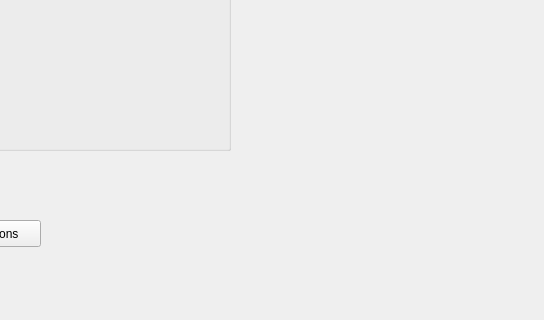
Old version of the form mainwindow.ui in the repository beshirr/VOLE-Machine-GUI2; both pictures show x 170 to 714 and y 470 to 790 of the 1284 by 790 pixel window.
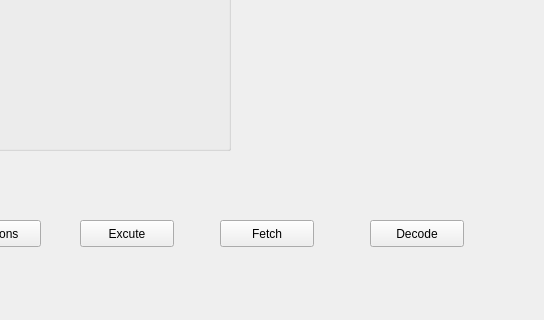
New version of the form.

Diff of the .ui file:
```diff
--- a/mainwindow.ui
+++ b/mainwindow.ui
@@ -40,6 +40,45 @@
      <string>CPU</string>
     </property>
    </widget>
+   <widget class="QPushButton" name="excuteButton">
+    <property name="geometry">
+     <rect>
+      <x>250</x>
+      <y>690</y>
+      <width>94</width>
+      <height>27</height>
+     </rect>
+    </property>
+    <property name="text">
+     <string>Excute</string>
+    </property>
+   </widget>
+   <widget class="QPushButton" name="fetchButton">
+    <property name="geometry">
+     <rect>
+      <x>390</x>
+      <y>690</y>
+      <width>94</width>
+      <height>27</height>
+     </rect>
+    </property>
+    <property name="text">
+     <string>Fetch</string>
+    </property>
+   </widget>
+   <widget class="QPushButton" name="decodeButton">
+    <property name="geometry">
+     <rect>
+      <x>540</x>
+      <y>690</y>
+      <width>94</width>
+      <height>27</height>
+     </rect>
+    </property>
+    <property name="text">
+     <string>Decode</string>
+    </property>
+   </widget>
   </widget>
   <widget class="QMenuBar" name="menubar">
    <property name="geometry">
```
